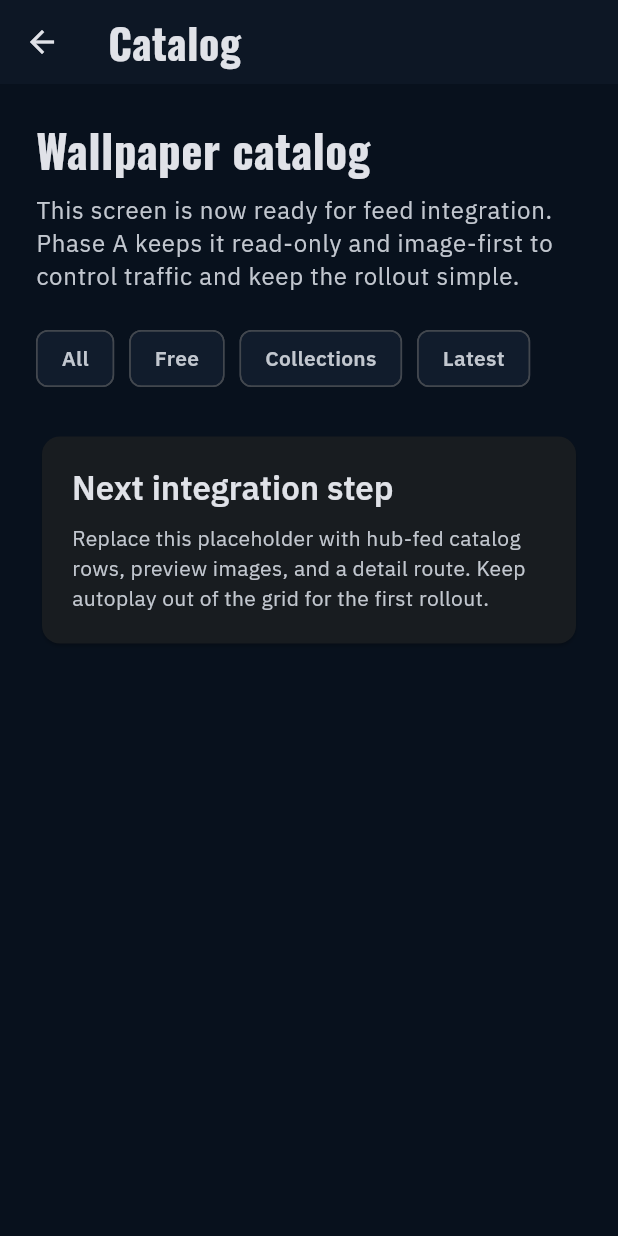
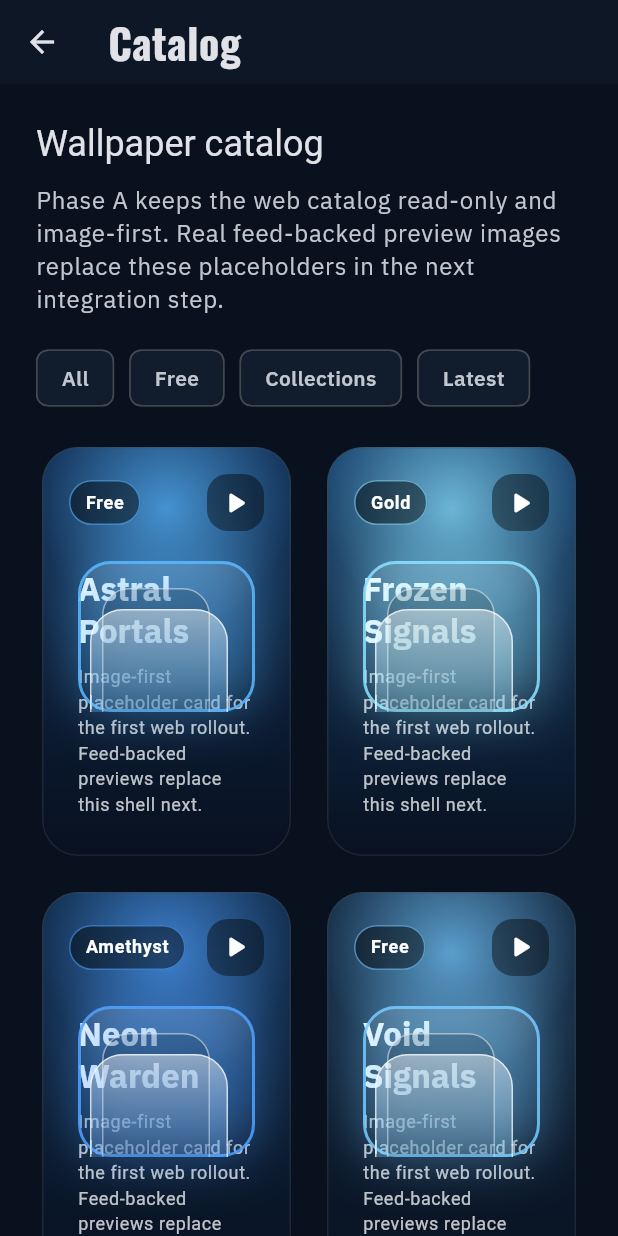
Before and after one commit to arthuss/exeOS, a Flutter app: the CatalogScreen screen opened by its route, on a phone screen of 412 x 824 dp. Run offline on Flutter 3.47's test engine with Material 3 defaults, Android fonts, the phone set to English and light mode, and no system bars; our stand-ins replace go_router, google_fonts.

Commit message:
Add catalog preview shell to exeOS home

```diff
--- a/lib/features/catalog/presentation/catalog_screen.dart
+++ b/lib/features/catalog/presentation/catalog_screen.dart
@@ -1,63 +1,24 @@
 import 'package:flutter/material.dart';
+
+import 'widgets/catalog_preview_section.dart';
 
 class CatalogScreen extends StatelessWidget {
   const CatalogScreen({super.key});
 
   @override
-  Widget build(BuildContext context) {
-    final theme = Theme.of(context);
-    final scheme = theme.colorScheme;
-
-    return Scaffold(
+  Widget build(BuildContext context) => Scaffold(
         appBar: AppBar(
           title: const Text('Catalog'),
         ),
         body: ListView(
-        padding: const EdgeInsets.fromLTRB(24, 24, 24, 32),
-        children: [
-          Text(
-            'Wallpaper catalog',
-            style: theme.textTheme.headlineMedium,
-          ),
-          const SizedBox(height: 10),
-          Text(
-            'This screen is now ready for feed integration. Phase A keeps it read-only and image-first to control traffic and keep the rollout simple.',
-            style: theme.textTheme.bodyLarge?.copyWith(
-              color: scheme.onSurfaceVariant,
-            ),
-          ),
-          const SizedBox(height: 20),
-          Wrap(
-            spacing: 10,
-            runSpacing: 10,
+          padding: EdgeInsets.fromLTRB(24, 24, 24, 32),
           children: const [
-              Chip(label: Text('All')),
-              Chip(label: Text('Free')),
-              Chip(label: Text('Collections')),
-              Chip(label: Text('Latest')),
-            ],
-          ),
-          const SizedBox(height: 24),
-          Card(
-            child: Padding(
-              padding: const EdgeInsets.all(20),
-              child: Column(
-                crossAxisAlignment: CrossAxisAlignment.start,
-                children: [
-                  Text('Next integration step', style: theme.textTheme.titleLarge),
-                  const SizedBox(height: 10),
-                  Text(
-                    'Replace this placeholder with hub-fed catalog rows, preview images, and a detail route. Keep autoplay out of the grid for the first rollout.',
-                    style: theme.textTheme.bodyMedium?.copyWith(
-                      color: scheme.onSurfaceVariant,
-                    ),
-                  ),
-                ],
-              ),
-            ),
+            CatalogPreviewSection(
+              title: 'Wallpaper catalog',
+              description:
+                  'Phase A keeps the web catalog read-only and image-first. Real feed-backed preview images replace these placeholders in the next integration step.',
             ),
           ],
         ),
       );
 }
-}
--- /dev/null
+++ b/lib/features/catalog/presentation/widgets/catalog_preview_section.dart
@@ -0,0 +1,352 @@
+import 'package:flutter/material.dart';
+
+class CatalogPreviewSection extends StatelessWidget {
+  const CatalogPreviewSection({
+    super.key,
+    this.title = 'Preview catalog',
+    this.description,
+    this.includeSurface = false,
+    this.showBrowseAction = false,
+    this.onBrowseTap,
+  });
+
+  final String title;
+  final String? description;
+  final bool includeSurface;
+  final bool showBrowseAction;
+  final VoidCallback? onBrowseTap;
+
+  static const List<_PreviewItem> _items = <_PreviewItem>[
+    _PreviewItem(
+      title: 'Astral Portals',
+      tier: 'Free',
+      accent: Color(0xFF58B7FF),
+      shadow: Color(0xFF102B50),
+    ),
+    _PreviewItem(
+      title: 'Frozen Signals',
+      tier: 'Gold',
+      accent: Color(0xFF89E0FF),
+      shadow: Color(0xFF163F6A),
+    ),
+    _PreviewItem(
+      title: 'Neon Warden',
+      tier: 'Amethyst',
+      accent: Color(0xFF4EA0FF),
+      shadow: Color(0xFF0F2845),
+    ),
+    _PreviewItem(
+      title: 'Void Signals',
+      tier: 'Free',
+      accent: Color(0xFF74C8FF),
+      shadow: Color(0xFF12273F),
+    ),
+    _PreviewItem(
+      title: 'Cloud Relay',
+      tier: 'Gold',
+      accent: Color(0xFF7AB4FF),
+      shadow: Color(0xFF173154),
+    ),
+    _PreviewItem(
+      title: 'Blue Current',
+      tier: 'Free',
+      accent: Color(0xFF95EDFF),
+      shadow: Color(0xFF14314C),
+    ),
+  ];
+
+  @override
+  Widget build(BuildContext context) {
+    final theme = Theme.of(context);
+    final scheme = theme.colorScheme;
+
+    final section = Column(
+      crossAxisAlignment: CrossAxisAlignment.start,
+      children: [
+        Row(
+          children: [
+            Expanded(
+              child: Column(
+                crossAxisAlignment: CrossAxisAlignment.start,
+                children: [
+                  Text(title, style: theme.textTheme.headlineSmall),
+                  if (description != null) ...[
+                    const SizedBox(height: 10),
+                    Text(
+                      description!,
+                      style: theme.textTheme.bodyLarge?.copyWith(
+                        color: scheme.onSurfaceVariant,
+                      ),
+                    ),
+                  ],
+                ],
+              ),
+            ),
+            if (showBrowseAction)
+              TextButton.icon(
+                onPressed: onBrowseTap,
+                icon: const Icon(Icons.open_in_new_rounded),
+                label: const Text('Browse all'),
+              ),
+          ],
+        ),
+        const SizedBox(height: 18),
+        Wrap(
+          spacing: 10,
+          runSpacing: 10,
+          children: const [
+            Chip(label: Text('All')),
+            Chip(label: Text('Free')),
+            Chip(label: Text('Collections')),
+            Chip(label: Text('Latest')),
+          ],
+        ),
+        const SizedBox(height: 18),
+        LayoutBuilder(
+          builder: (BuildContext context, BoxConstraints constraints) {
+            final double width = constraints.maxWidth;
+            int crossAxisCount = 2;
+            if (width >= 1200) {
+              crossAxisCount = 5;
+            } else if (width >= 900) {
+              crossAxisCount = 4;
+            } else if (width >= 640) {
+              crossAxisCount = 3;
+            }
+
+            return GridView.builder(
+              shrinkWrap: true,
+              physics: const NeverScrollableScrollPhysics(),
+              itemCount: _items.length,
+              gridDelegate: SliverGridDelegateWithFixedCrossAxisCount(
+                crossAxisCount: crossAxisCount,
+                crossAxisSpacing: 16,
+                mainAxisSpacing: 16,
+                childAspectRatio: 0.62,
+              ),
+              itemBuilder: (BuildContext context, int index) {
+                return _PreviewCard(item: _items[index]);
+              },
+            );
+          },
+        ),
+      ],
+    );
+
+    if (!includeSurface) {
+      return section;
+    }
+
+    return Card(
+      clipBehavior: Clip.antiAlias,
+      child: Padding(
+        padding: const EdgeInsets.all(20),
+        child: section,
+      ),
+    );
+  }
+}
+
+class _PreviewCard extends StatelessWidget {
+  const _PreviewCard({required this.item});
+
+  final _PreviewItem item;
+
+  @override
+  Widget build(BuildContext context) {
+    final theme = Theme.of(context);
+    final scheme = theme.colorScheme;
+
+    return Card(
+      clipBehavior: Clip.antiAlias,
+      elevation: 0,
+      shape: RoundedRectangleBorder(borderRadius: BorderRadius.circular(24)),
+      child: Stack(
+        fit: StackFit.expand,
+        children: [
+          DecoratedBox(
+            decoration: BoxDecoration(
+              gradient: LinearGradient(
+                begin: Alignment.topCenter,
+                end: Alignment.bottomCenter,
+                colors: [
+                  item.shadow,
+                  const Color(0xFF081120),
+                ],
+              ),
+            ),
+          ),
+          Positioned.fill(
+            child: DecoratedBox(
+              decoration: BoxDecoration(
+                gradient: RadialGradient(
+                  center: const Alignment(0, -0.7),
+                  radius: 1.0,
+                  colors: [
+                    item.accent.withAlpha(190),
+                    item.accent.withAlpha(24),
+                    Colors.transparent,
+                  ],
+                ),
+              ),
+            ),
+          ),
+          Positioned(
+            top: 18,
+            left: 18,
+            right: 18,
+            child: Row(
+              children: [
+                Container(
+                  padding:
+                      const EdgeInsets.symmetric(horizontal: 10, vertical: 6),
+                  decoration: BoxDecoration(
+                    color: Colors.black.withAlpha(120),
+                    borderRadius: BorderRadius.circular(999),
+                    border: Border.all(
+                      color: item.accent.withAlpha(160),
+                    ),
+                  ),
+                  child: Text(
+                    item.tier,
+                    style: theme.textTheme.labelMedium?.copyWith(
+                      color: Colors.white,
+                      fontWeight: FontWeight.w700,
+                    ),
+                  ),
+                ),
+                const Spacer(),
+                Container(
+                  width: 38,
+                  height: 38,
+                  decoration: BoxDecoration(
+                    color: Colors.black.withAlpha(110),
+                    borderRadius: BorderRadius.circular(14),
+                  ),
+                  child:
+                      const Icon(Icons.play_arrow_rounded, color: Colors.white),
+                ),
+              ],
+            ),
+          ),
+          Positioned(
+            left: 24,
+            right: 24,
+            bottom: 26,
+            child: Column(
+              crossAxisAlignment: CrossAxisAlignment.start,
+              children: [
+                Text(
+                  item.title,
+                  style: theme.textTheme.titleLarge?.copyWith(
+                    color: Colors.white,
+                    fontWeight: FontWeight.w800,
+                  ),
+                ),
+                const SizedBox(height: 8),
+                Text(
+                  'Image-first placeholder card for the first web rollout. Feed-backed previews replace this shell next.',
+                  style: theme.textTheme.bodySmall?.copyWith(
+                    color: Colors.white.withAlpha(190),
+                    height: 1.4,
+                  ),
+                ),
+              ],
+            ),
+          ),
+          Positioned(
+            top: 76,
+            bottom: 96,
+            left: 24,
+            right: 24,
+            child: DecoratedBox(
+              decoration: BoxDecoration(
+                borderRadius: BorderRadius.circular(22),
+                border: Border.all(color: item.accent.withAlpha(220), width: 2),
+                boxShadow: [
+                  BoxShadow(
+                    color: item.accent.withAlpha(110),
+                    blurRadius: 30,
+                    spreadRadius: 1,
+                  ),
+                ],
+                gradient: LinearGradient(
+                  begin: Alignment.topCenter,
+                  end: Alignment.bottomCenter,
+                  colors: [
+                    Colors.white.withAlpha(32),
+                    item.accent.withAlpha(18),
+                    Colors.black.withAlpha(24),
+                  ],
+                ),
+              ),
+              child: Stack(
+                children: [
+                  Positioned(
+                    left: 16,
+                    top: 18,
+                    child: Container(
+                      width: 72,
+                      height: 140,
+                      decoration: BoxDecoration(
+                        borderRadius: BorderRadius.circular(18),
+                        border: Border.all(color: Colors.white.withAlpha(130)),
+                        color: Colors.black.withAlpha(40),
+                      ),
+                    ),
+                  ),
+                  Positioned(
+                    right: 18,
+                    top: 32,
+                    child: Container(
+                      width: 92,
+                      height: 160,
+                      decoration: BoxDecoration(
+                        borderRadius: BorderRadius.circular(22),
+                        border: Border.all(color: Colors.white.withAlpha(180)),
+                        gradient: LinearGradient(
+                          begin: Alignment.topCenter,
+                          end: Alignment.bottomCenter,
+                          colors: [
+                            Colors.white.withAlpha(120),
+                            item.accent.withAlpha(70),
+                            Colors.black.withAlpha(50),
+                          ],
+                        ),
+                      ),
+                    ),
+                  ),
+                ],
+              ),
+            ),
+          ),
+          Positioned.fill(
+            child: IgnorePointer(
+              child: DecoratedBox(
+                decoration: BoxDecoration(
+                  borderRadius: BorderRadius.circular(24),
+                  border:
+                      Border.all(color: scheme.outlineVariant.withAlpha(90)),
+                ),
+              ),
+            ),
+          ),
+        ],
+      ),
+    );
+  }
+}
+
+class _PreviewItem {
+  const _PreviewItem({
+    required this.title,
+    required this.tier,
+    required this.accent,
+    required this.shadow,
+  });
+
+  final String title;
+  final String tier;
+  final Color accent;
+  final Color shadow;
+}
--- a/lib/features/home/presentation/home_screen.dart
+++ b/lib/features/home/presentation/home_screen.dart
@@ -1,5 +1,7 @@
 import 'package:flutter/material.dart';
 import 'package:go_router/go_router.dart';
+
+import '../../catalog/presentation/widgets/catalog_preview_section.dart';
 
 class HomeScreen extends StatelessWidget {
   const HomeScreen({super.key});
@@ -54,7 +56,7 @@ class HomeScreen extends StatelessWidget {
                 FilledButton.icon(
                   onPressed: () => context.go('/catalog'),
                   icon: const Icon(Icons.grid_view_rounded),
-                  label: const Text('Open catalog'),
+                  label: const Text('Full catalog'),
                 ),
                 OutlinedButton.icon(
                   onPressed: () => context.go('/settings'),
@@ -62,6 +64,15 @@ class HomeScreen extends StatelessWidget {
                   label: const Text('App settings'),
                 ),
               ],
+            ),
+            const SizedBox(height: 28),
+            CatalogPreviewSection(
+              title: 'Preview catalog',
+              description:
+                  'The catalog belongs directly on the landing surface. These cards are visual shell placeholders so we can tune spacing, hierarchy, and preview density before wiring in the real feed.',
+              includeSurface: true,
+              showBrowseAction: true,
+              onBrowseTap: () => context.go('/catalog'),
             ),
             const SizedBox(height: 28),
             const _FeatureCard(
```
Also changed, not shown: 3 other files. Lines whose indentation alone changed are shown as unchanged.
